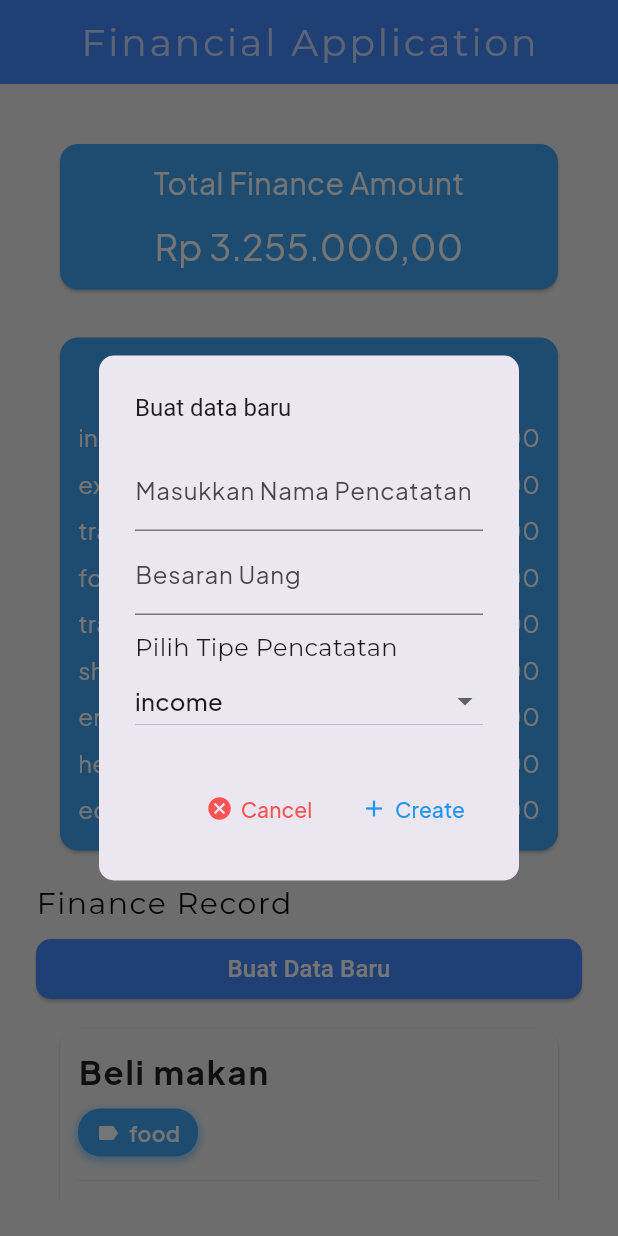
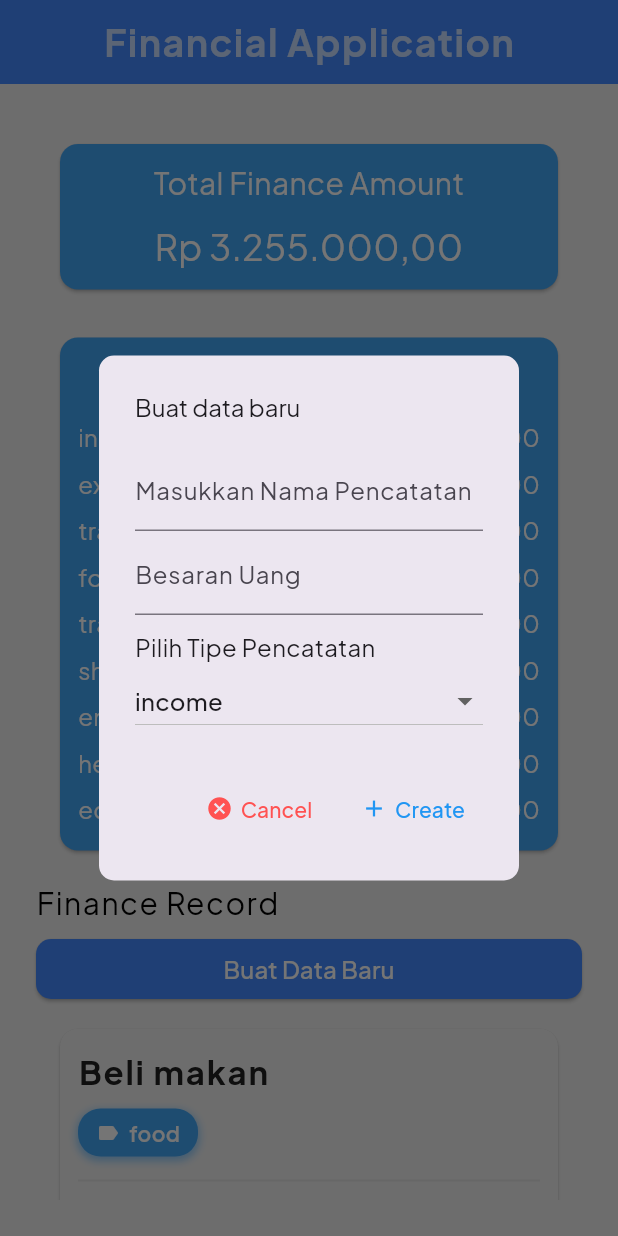
Before and after one commit to prnndk/ppb-finance-app, a Flutter app: the screen it shows after launch, after a tap on "Buat Data Baru", on a phone screen of 412 x 824 dp. Run offline on Flutter 3.47's test engine with Material 3 defaults, Android fonts, the phone set to English and light mode, and no system bars; our stand-ins replace google_fonts; Roboto replaces fonts that are missing (Tektur).

Commit message:
refactor: changing font

```diff
--- a/lib/finance_list.dart
+++ b/lib/finance_list.dart
@@ -75,7 +75,7 @@ class _FinanceListState extends State<FinanceList> {
             SizedBox(height: 5.0),
             Text(
               'Finance Record',
-              style: GoogleFonts.montserrat(
+              style: GoogleFonts.plusJakartaSans(
                 textStyle: TextStyle(
                   fontSize: 20.0,
                   color: Colors.black,
@@ -97,7 +97,7 @@ class _FinanceListState extends State<FinanceList> {
                 ),
                 child: Text(
                   'Buat Data Baru',
-                  style: GoogleFonts.tektur(
+                  style: GoogleFonts.plusJakartaSans(
                     textStyle: TextStyle(fontSize: 16),
                     color: Colors.white,
                   ),
@@ -136,7 +136,7 @@ class _FinanceListState extends State<FinanceList> {
             return AlertDialog(
               title: Text(
                 'Buat data baru',
-                style: GoogleFonts.tektur(textStyle: TextStyle(fontSize: 16)),
+                style: GoogleFonts.plusJakartaSans(textStyle: TextStyle(fontSize: 16)),
               ),
               shape: RoundedRectangleBorder(
                 borderRadius: BorderRadius.circular(10),
@@ -160,7 +160,7 @@ class _FinanceListState extends State<FinanceList> {
                   SizedBox(height: 10),
                   Text(
                     'Pilih Tipe Pencatatan',
-                    style: GoogleFonts.montserrat(
+                    style: GoogleFonts.plusJakartaSans(
                       textStyle: TextStyle(fontSize: 16),
                     ),
                   ),
@@ -262,7 +262,7 @@ class _FinanceListState extends State<FinanceList> {
           (context) => AlertDialog(
             title: Text(
               'Ubah Data',
-              style: GoogleFonts.roboto(textStyle: TextStyle(fontSize: 18)),
+              style: GoogleFonts.plusJakartaSans(textStyle: TextStyle(fontSize: 18)),
             ),
             shape: RoundedRectangleBorder(
               borderRadius: BorderRadius.circular(10),
@@ -284,7 +284,7 @@ class _FinanceListState extends State<FinanceList> {
                 SizedBox(height: 10),
                 Text(
                   'Pilih Tipe Pencatatan',
-                  style: GoogleFonts.montserrat(
+                  style: GoogleFonts.plusJakartaSans(
                     textStyle: TextStyle(fontSize: 16),
                   ),
                 ),
--- a/lib/main.dart
+++ b/lib/main.dart
@@ -1,15 +1,13 @@
 import 'package:flutter/material.dart';
-import 'package:widget_ppb/finance.dart';
 import 'package:widget_ppb/finance_list.dart';
-import 'package:widget_ppb/finance_overview.dart';
 import 'package:google_fonts/google_fonts.dart';
-import 'package:widget_ppb/type_enum.dart';
 
 final GlobalKey<FormState> _formKey = GlobalKey<FormState>();
 
-void main() => runApp(
-  MaterialApp(home: MyApp(), theme: _buildTheme(Brightness.light)),
-);
+void main() {
+  WidgetsFlutterBinding.ensureInitialized();
+  runApp(MaterialApp(home: MyApp(), theme: _buildTheme(Brightness.light)));
+}
 
 ThemeData _buildTheme(brightness) {
   var baseTheme = ThemeData(
@@ -22,7 +20,7 @@ ThemeData _buildTheme(brightness) {
   );
 }
 
-class MyApp extends StatelessWidget{
+class MyApp extends StatelessWidget {
   const MyApp({super.key});
 
   @override
@@ -32,11 +30,12 @@ class MyApp extends StatelessWidget{
       appBar: AppBar(
         title: Text(
           'Financial Application',
-          style: GoogleFonts.montserrat(
+          style: GoogleFonts.plusJakartaSans(
             textStyle: TextStyle(
               fontSize: 25.0,
+              fontWeight: FontWeight.w700,
               color: Colors.white70,
-              letterSpacing: 2.0,
+              letterSpacing: 1.0,
             ),
           ),
         ),
@@ -47,15 +46,9 @@ class MyApp extends StatelessWidget{
         padding: EdgeInsets.all(8.0),
         child: Column(
           crossAxisAlignment: CrossAxisAlignment.stretch,
-          children: [
-            Expanded(
-              child: FinanceList(),
-            ),
-          ],
+          children: [Expanded(child: FinanceList())],
         ),
       ),
     );
   }
-
-
 }
```
